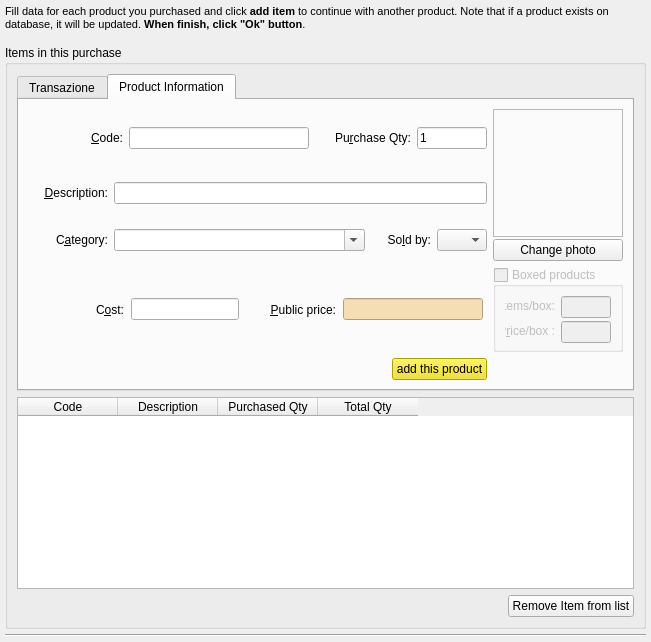
Old version of the form squeeze/src/ui/purchaseeditor.ui in the repository lastprimenumbers/lemonpos.
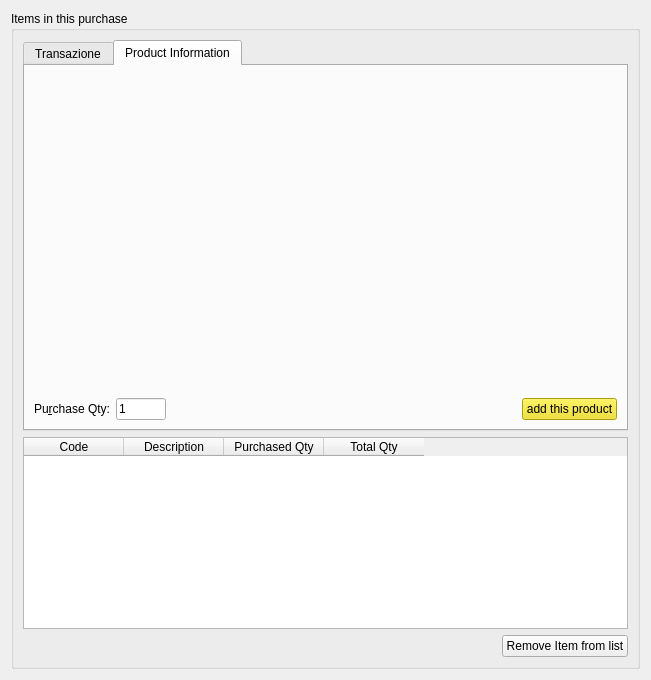
New version of the form. Custom widgets are drawn as their Qt base class.

Commit message:
Utilizzato widget producteditor in purchaseeditor. Semplificazione di purchaseeditor. Unificata compilazione di productinfo in ProductEditor::getProductInfo().
Migliorato ridimensionamento tabelle in clienteditor.
Aggiunto campo quantità in prodotti. Aggiornata finestra producteditor e purchaseeditor.
Rimosse tasse e punti dall'editor di prodotti.

Rimossi calcoli tasse in diversi punti.

```diff
--- a/squeeze/src/ui/purchaseeditor.ui
+++ b/squeeze/src/ui/purchaseeditor.ui
@@ -7,7 +7,7 @@
     <x>0</x>
     <y>0</y>
     <width>651</width>
-    <height>642</height>
+    <height>680</height>
    </rect>
   </property>
   <property name="sizePolicy">
@@ -18,13 +18,13 @@
   </property>
   <property name="minimumSize">
    <size>
-    <width>600</width>
-    <height>400</height>
-   </size>
-  </property>
-  <property name="maximumSize">
-   <size>
     <width>651</width>
+    <height>600</height>
+   </size>
+  </property>
+  <property name="maximumSize">
+   <size>
+    <width>16777215</width>
     <height>16777215</height>
    </size>
   </property>
@@ -38,57 +38,6 @@
    <string>Purchase</string>
   </property>
   <layout class="QVBoxLayout" name="verticalLayout_2">
-   <property name="spacing">
-    <number>5</number>
-   </property>
-   <property name="margin">
-    <number>5</number>
-   </property>
-   <item>
-    <widget class="QLabel" name="label">
-     <property name="sizePolicy">
-      <sizepolicy hsizetype="Minimum" vsizetype="Expanding">
-       <horstretch>0</horstretch>
-       <verstretch>0</verstretch>
-      </sizepolicy>
-     </property>
-     <property name="minimumSize">
-      <size>
-       <width>0</width>
-       <height>35</height>
-      </size>
-     </property>
-     <property name="maximumSize">
-      <size>
-       <width>16777215</width>
-       <height>35</height>
-      </size>
-     </property>
-     <property name="baseSize">
-      <size>
-       <width>0</width>
-       <height>0</height>
-      </size>
-     </property>
-     <property name="text">
-      <string>&lt;!DOCTYPE HTML PUBLIC &quot;-//W3C//DTD HTML 4.0//EN&quot; &quot;http://www.w3.org/TR/REC-html40/strict.dtd&quot;&gt;
-&lt;html&gt;&lt;head&gt;&lt;meta name=&quot;qrichtext&quot; content=&quot;1&quot; /&gt;&lt;style type=&quot;text/css&quot;&gt;
-p, li { white-space: pre-wrap; }
-&lt;/style&gt;&lt;/head&gt;&lt;body style=&quot; font-family:'Lucida Grande'; font-size:8pt; font-weight:400; font-style:normal;&quot;&gt;
-&lt;p style=&quot; margin-top:12px; margin-bottom:12px; margin-left:0px; margin-right:0px; -qt-block-indent:0; text-indent:0px;&quot;&gt;Fill data for each product you purchased and click &lt;span style=&quot; font-weight:600;&quot;&gt;add item&lt;/span&gt; to continue with another product. Note that if a product exists on database, it will be updated. &lt;span style=&quot; font-weight:600;&quot;&gt;When finish, click &quot;Ok&quot; button&lt;/span&gt;.&lt;/p&gt;
-&lt;p style=&quot;-qt-paragraph-type:empty; margin-top:12px; margin-bottom:12px; margin-left:0px; margin-right:0px; -qt-block-indent:0; text-indent:0px;&quot;&gt;&lt;/p&gt;&lt;/body&gt;&lt;/html&gt;</string>
-     </property>
-     <property name="alignment">
-      <set>Qt::AlignLeading|Qt::AlignLeft|Qt::AlignTop</set>
-     </property>
-     <property name="wordWrap">
-      <bool>true</bool>
-     </property>
-     <property name="indent">
-      <number>0</number>
-     </property>
-    </widget>
-   </item>
    <item>
     <widget class="QGroupBox" name="groupBox">
      <property name="title">
@@ -97,6 +46,12 @@
      <layout class="QVBoxLayout" name="verticalLayout">
       <item>
        <widget class="QTabWidget" name="tabWidget">
+        <property name="sizePolicy">
+         <sizepolicy hsizetype="MinimumExpanding" vsizetype="MinimumExpanding">
+          <horstretch>0</horstretch>
+          <verstretch>0</verstretch>
+         </sizepolicy>
+        </property>
         <property name="currentIndex">
          <number>1</number>
         </property>
@@ -212,281 +167,8 @@
           <string>Product Information</string>
          </attribute>
          <layout class="QGridLayout" name="gridLayout">
-          <item row="0" column="1" rowspan="3">
-           <layout class="QVBoxLayout" name="_7">
-            <property name="spacing">
-             <number>2</number>
-            </property>
-            <item>
-             <widget class="QLabel" name="labelPhoto">
-              <property name="sizePolicy">
-               <sizepolicy hsizetype="Minimum" vsizetype="Minimum">
-                <horstretch>0</horstretch>
-                <verstretch>0</verstretch>
-               </sizepolicy>
-              </property>
-              <property name="minimumSize">
-               <size>
-                <width>128</width>
-                <height>128</height>
-               </size>
-              </property>
-              <property name="frameShape">
-               <enum>QFrame::StyledPanel</enum>
-              </property>
-              <property name="frameShadow">
-               <enum>QFrame::Sunken</enum>
-              </property>
-              <property name="text">
-               <string/>
-              </property>
-              <property name="alignment">
-               <set>Qt::AlignCenter</set>
-              </property>
-             </widget>
-            </item>
-            <item>
-             <widget class="QPushButton" name="btnPhoto">
-              <property name="sizePolicy">
-               <sizepolicy hsizetype="Minimum" vsizetype="Fixed">
-                <horstretch>0</horstretch>
-                <verstretch>0</verstretch>
-               </sizepolicy>
-              </property>
-              <property name="text">
-               <string>Change photo</string>
-              </property>
-             </widget>
-            </item>
-           </layout>
-          </item>
-          <item row="2" column="0">
-           <layout class="QHBoxLayout" name="horizontalLayout_4">
-            <item>
-             <widget class="QLabel" name="label_8">
-              <property name="sizePolicy">
-               <sizepolicy hsizetype="Minimum" vsizetype="Preferred">
-                <horstretch>0</horstretch>
-                <verstretch>0</verstretch>
-               </sizepolicy>
-              </property>
-              <property name="minimumSize">
-               <size>
-                <width>80</width>
-                <height>0</height>
-               </size>
-              </property>
-              <property name="maximumSize">
-               <size>
-                <width>95</width>
-                <height>16777215</height>
-               </size>
-              </property>
-              <property name="layoutDirection">
-               <enum>Qt::LeftToRight</enum>
-              </property>
-              <property name="text">
-               <string>C&amp;ategory:</string>
-              </property>
-              <property name="alignment">
-               <set>Qt::AlignRight|Qt::AlignTrailing|Qt::AlignVCenter</set>
-              </property>
-              <property name="buddy">
-               <cstring>categoriesCombo</cstring>
-              </property>
-             </widget>
-            </item>
-            <item>
-             <widget class="QComboBox" name="categoriesCombo">
-              <property name="sizePolicy">
-               <sizepolicy hsizetype="Expanding" vsizetype="Fixed">
-                <horstretch>0</horstretch>
-                <verstretch>0</verstretch>
-               </sizepolicy>
-              </property>
-              <property name="font">
-               <font>
-                <pointsize>8</pointsize>
-               </font>
-              </property>
-              <property name="editable">
-               <bool>true</bool>
-              </property>
-              <property name="insertPolicy">
-               <enum>QComboBox::NoInsert</enum>
-              </property>
-              <property name="sizeAdjustPolicy">
-               <enum>QComboBox::AdjustToContents</enum>
-              </property>
-             </widget>
-            </item>
-            <item>
-             <widget class="QLabel" name="label_17">
-              <property name="sizePolicy">
-               <sizepolicy hsizetype="Minimum" vsizetype="Preferred">
-                <horstretch>0</horstretch>
-                <verstretch>0</verstretch>
-               </sizepolicy>
-              </property>
-              <property name="minimumSize">
-               <size>
-                <width>60</width>
-                <height>0</height>
-               </size>
-              </property>
-              <property name="maximumSize">
-               <size>
-                <width>95</width>
-                <height>16777215</height>
-               </size>
-              </property>
-              <property name="layoutDirection">
-               <enum>Qt::LeftToRight</enum>
-              </property>
-              <property name="text">
-               <string>So&amp;ld by:</string>
-              </property>
-              <property name="alignment">
-               <set>Qt::AlignRight|Qt::AlignTrailing|Qt::AlignVCenter</set>
-              </property>
-              <property name="buddy">
-               <cstring>measuresCombo</cstring>
-              </property>
-             </widget>
-            </item>
-            <item>
-             <widget class="QComboBox" name="measuresCombo">
-              <property name="sizePolicy">
-               <sizepolicy hsizetype="Minimum" vsizetype="Fixed">
-                <horstretch>0</horstretch>
-                <verstretch>0</verstretch>
-               </sizepolicy>
-              </property>
-              <property name="minimumSize">
-               <size>
-                <width>0</width>
-                <height>0</height>
-               </size>
-              </property>
-              <property name="maximumSize">
-               <size>
-                <width>50</width>
-                <height>16777215</height>
-               </size>
-              </property>
-              <property name="currentIndex">
-               <number>-1</number>
-              </property>
-             </widget>
-            </item>
-           </layout>
-          </item>
           <item row="1" column="0">
-           <layout class="QHBoxLayout" name="horizontalLayout_6">
-            <item>
-             <widget class="QLabel" name="label_16">
-              <property name="sizePolicy">
-               <sizepolicy hsizetype="Minimum" vsizetype="Preferred">
-                <horstretch>0</horstretch>
-                <verstretch>0</verstretch>
-               </sizepolicy>
-              </property>
-              <property name="minimumSize">
-               <size>
-                <width>80</width>
-                <height>0</height>
-               </size>
-              </property>
-              <property name="maximumSize">
-               <size>
-                <width>95</width>
-                <height>16777215</height>
-               </size>
-              </property>
-              <property name="layoutDirection">
-               <enum>Qt::LeftToRight</enum>
-              </property>
-              <property name="text">
-               <string>&amp;Description:</string>
-              </property>
-              <property name="alignment">
-               <set>Qt::AlignRight|Qt::AlignTrailing|Qt::AlignVCenter</set>
-              </property>
-              <property name="buddy">
-               <cstring>editDesc</cstring>
-              </property>
-             </widget>
-            </item>
-            <item>
-             <widget class="QLineEdit" name="editDesc">
-              <property name="sizePolicy">
-               <sizepolicy hsizetype="MinimumExpanding" vsizetype="Fixed">
-                <horstretch>0</horstretch>
-                <verstretch>0</verstretch>
-               </sizepolicy>
-              </property>
-             </widget>
-            </item>
-           </layout>
-          </item>
-          <item row="0" column="0">
-           <layout class="QHBoxLayout" name="horizontalLayout_7">
-            <item>
-             <widget class="QLabel" name="label_5">
-              <property name="sizePolicy">
-               <sizepolicy hsizetype="Minimum" vsizetype="Preferred">
-                <horstretch>0</horstretch>
-                <verstretch>0</verstretch>
-               </sizepolicy>
-              </property>
-              <property name="minimumSize">
-               <size>
-                <width>0</width>
-                <height>0</height>
-               </size>
-              </property>
-              <property name="maximumSize">
-               <size>
-                <width>95</width>
-                <height>16777215</height>
-               </size>
-              </property>
-              <property name="layoutDirection">
-               <enum>Qt::LeftToRight</enum>
-              </property>
-              <property name="text">
-               <string>&amp;Code:</string>
-              </property>
-              <property name="alignment">
-               <set>Qt::AlignRight|Qt::AlignTrailing|Qt::AlignVCenter</set>
-              </property>
-              <property name="buddy">
-               <cstring>editCode</cstring>
-              </property>
-             </widget>
-            </item>
-            <item>
-             <widget class="QLineEdit" name="editCode">
-              <property name="sizePolicy">
-               <sizepolicy hsizetype="Maximum" vsizetype="Fixed">
-                <horstretch>0</horstretch>
-                <verstretch>0</verstretch>
-               </sizepolicy>
-              </property>
-              <property name="minimumSize">
-               <size>
-                <width>180</width>
-                <height>0</height>
-               </size>
-              </property>
-              <property name="maximumSize">
-               <size>
-                <width>200</width>
-                <height>16777215</height>
-               </size>
-              </property>
-             </widget>
-            </item>
+           <layout class="QHBoxLayout" name="horizontalLayout_2">
             <item>
              <widget class="QLabel" name="label_12">
               <property name="sizePolicy">
@@ -509,14 +191,14 @@
             <item>
              <widget class="QLineEdit" name="editQty">
               <property name="sizePolicy">
-               <sizepolicy hsizetype="Minimum" vsizetype="Fixed">
+               <sizepolicy hsizetype="MinimumExpanding" vsizetype="Fixed">
                 <horstretch>0</horstretch>
                 <verstretch>0</verstretch>
                </sizepolicy>
               </property>
               <property name="minimumSize">
                <size>
-                <width>20</width>
+                <width>50</width>
                 <height>0</height>
                </size>
               </property>
@@ -531,241 +213,6 @@
               </property>
              </widget>
             </item>
-           </layout>
-          </item>
-          <item row="3" column="0">
-           <layout class="QHBoxLayout" name="_6">
-            <item>
-             <widget class="QLabel" name="label_9">
-              <property name="sizePolicy">
-               <sizepolicy hsizetype="Minimum" vsizetype="Preferred">
-                <horstretch>0</horstretch>
-                <verstretch>0</verstretch>
-               </sizepolicy>
-              </property>
-              <property name="minimumSize">
-               <size>
-                <width>80</width>
-                <height>0</height>
-               </size>
-              </property>
-              <property name="maximumSize">
-               <size>
-                <width>95</width>
-                <height>16777215</height>
-               </size>
-              </property>
-              <property name="layoutDirection">
-               <enum>Qt::LeftToRight</enum>
-              </property>
-              <property name="text">
-               <string>C&amp;ost:</string>
-              </property>
-              <property name="alignment">
-               <set>Qt::AlignRight|Qt::AlignTrailing|Qt::AlignVCenter</set>
-              </property>
-              <property name="buddy">
-               <cstring>editCost</cstring>
-              </property>
-             </widget>
-            </item>
-            <item>
-             <widget class="QLineEdit" name="editCost">
-              <property name="sizePolicy">
-               <sizepolicy hsizetype="Maximum" vsizetype="Fixed">
-                <horstretch>0</horstretch>
-                <verstretch>0</verstretch>
-               </sizepolicy>
-              </property>
-              <property name="minimumSize">
-               <size>
-                <width>80</width>
-                <height>0</height>
-               </size>
-              </property>
-              <property name="maximumSize">
-               <size>
-                <width>16777215</width>
-                <height>16777215</height>
-               </size>
-              </property>
-             </widget>
-            </item>
-            <item>
-             <widget class="QLabel" name="label_13">
-              <property name="sizePolicy">
-               <sizepolicy hsizetype="Minimum" vsizetype="Preferred">
-                <horstretch>0</horstretch>
-                <verstretch>0</verstretch>
-               </sizepolicy>
-              </property>
-              <property name="maximumSize">
-               <size>
-                <width>90</width>
-                <height>16777215</height>
-               </size>
-              </property>
-              <property name="layoutDirection">
-               <enum>Qt::LeftToRight</enum>
-              </property>
-              <property name="text">
-               <string>&amp;Public price:</string>
-              </property>
-              <property name="alignment">
-               <set>Qt::AlignRight|Qt::AlignTrailing|Qt::AlignVCenter</set>
-              </property>
-              <property name="buddy">
-               <cstring>editFinalPrice</cstring>
-              </property>
-             </widget>
-            </item>
-            <item>
-             <widget class="QLineEdit" name="editFinalPrice">
-              <property name="sizePolicy">
-               <sizepolicy hsizetype="Maximum" vsizetype="Fixed">
-                <horstretch>0</horstretch>
-                <verstretch>0</verstretch>
-               </sizepolicy>
-              </property>
-              <property name="minimumSize">
-               <size>
-                <width>80</width>
-                <height>0</height>
-               </size>
-              </property>
-              <property name="maximumSize">
-               <size>
-                <width>140</width>
-                <height>16777215</height>
-               </size>
-              </property>
-              <property name="statusTip">
-               <string>Can be calculated with de + button</string>
-              </property>
-              <property name="styleSheet">
-               <string>background: wheat;</string>
-              </property>
-              <property name="readOnly">
-               <bool>false</bool>
-              </property>
-             </widget>
-            </item>
-           </layout>
-          </item>
-          <item row="3" column="1">
-           <widget class="QGroupBox" name="groupBoxedItem">
-            <property name="enabled">
-             <bool>false</bool>
-            </property>
-            <property name="sizePolicy">
-             <sizepolicy hsizetype="Minimum" vsizetype="Preferred">
-              <horstretch>0</horstretch>
-              <verstretch>0</verstretch>
-             </sizepolicy>
-            </property>
-            <property name="minimumSize">
-             <size>
-              <width>130</width>
-              <height>75</height>
-             </size>
-            </property>
-            <property name="maximumSize">
-             <size>
-              <width>140</width>
-              <height>85</height>
-             </size>
-            </property>
-            <property name="title">
-             <string>Boxed products</string>
-            </property>
-            <property name="checkable">
-             <bool>true</bool>
-            </property>
-            <property name="checked">
-             <bool>false</bool>
-            </property>
-            <layout class="QGridLayout" name="gridLayout_2">
-             <item row="0" column="0">
-              <widget class="QLabel" name="label_4">
-               <property name="sizePolicy">
-                <sizepolicy hsizetype="MinimumExpanding" vsizetype="Preferred">
-                 <horstretch>0</horstretch>
-                 <verstretch>0</verstretch>
-                </sizepolicy>
-               </property>
-               <property name="text">
-                <string>&amp;Items/box:</string>
-               </property>
-               <property name="alignment">
-                <set>Qt::AlignRight|Qt::AlignTrailing|Qt::AlignVCenter</set>
-               </property>
-               <property name="buddy">
-                <cstring>editItemsPerBox</cstring>
-               </property>
-              </widget>
-             </item>
-             <item row="0" column="1">
-              <widget class="QLineEdit" name="editItemsPerBox">
-               <property name="sizePolicy">
-                <sizepolicy hsizetype="Maximum" vsizetype="Fixed">
-                 <horstretch>0</horstretch>
-                 <verstretch>0</verstretch>
-                </sizepolicy>
-               </property>
-               <property name="minimumSize">
-                <size>
-                 <width>50</width>
-                 <height>22</height>
-                </size>
-               </property>
-               <property name="toolTip">
-                <string>Items per box</string>
-               </property>
-              </widget>
-             </item>
-             <item row="1" column="0">
-              <widget class="QLabel" name="label_7">
-               <property name="sizePolicy">
-                <sizepolicy hsizetype="MinimumExpanding" vsizetype="Preferred">
-                 <horstretch>0</horstretch>
-                 <verstretch>0</verstretch>
-                </sizepolicy>
-               </property>
-               <property name="text">
-                <string>P&amp;rice/box :</string>
-               </property>
-               <property name="alignment">
-                <set>Qt::AlignRight|Qt::AlignTrailing|Qt::AlignVCenter</set>
-               </property>
-               <property name="buddy">
-                <cstring>editPricePerBox</cstring>
-               </property>
-              </widget>
-             </item>
-             <item row="1" column="1">
-              <widget class="QLineEdit" name="editPricePerBox">
-               <property name="sizePolicy">
-                <sizepolicy hsizetype="Minimum" vsizetype="Fixed">
-                 <horstretch>0</horstretch>
-                 <verstretch>0</verstretch>
-                </sizepolicy>
-               </property>
-               <property name="minimumSize">
-                <size>
-                 <width>50</width>
-                 <height>22</height>
-                </size>
-               </property>
-               <property name="toolTip">
-                <string>Price per box</string>
-               </property>
-              </widget>
-             </item>
-            </layout>
-           </widget>
-          </item>
-          <item row="4" column="0">
-           <layout class="QHBoxLayout" name="horizontalLayout_2">
             <item>
              <spacer name="horizontalSpacer_2">
               <property name="orientation">
@@ -781,6 +228,12 @@
             </item>
             <item>
              <widget class="QPushButton" name="btnAddItem">
+              <property name="sizePolicy">
+               <sizepolicy hsizetype="Minimum" vsizetype="Fixed">
+                <horstretch>0</horstretch>
+                <verstretch>0</verstretch>
+               </sizepolicy>
+              </property>
               <property name="palette">
                <palette>
                 <active>
@@ -1149,6 +602,22 @@
             </item>
            </layout>
           </item>
+          <item row="0" column="0">
+           <widget class="ProductEditor" name="p" native="true">
+            <property name="sizePolicy">
+             <sizepolicy hsizetype="Preferred" vsizetype="Expanding">
+              <horstretch>0</horstretch>
+              <verstretch>0</verstretch>
+             </sizepolicy>
+            </property>
+            <property name="minimumSize">
+             <size>
+              <width>0</width>
+              <height>260</height>
+             </size>
+            </property>
+           </widget>
+          </item>
          </layout>
         </widget>
        </widget>
@@ -1219,13 +688,6 @@
      </layout>
     </widget>
    </item>
-   <item>
-    <widget class="Line" name="line_2">
-     <property name="orientation">
-      <enum>Qt::Horizontal</enum>
-     </property>
-    </widget>
-   </item>
   </layout>
  </widget>
  <customwidgets>
@@ -1240,6 +702,12 @@
    <header>searchcode.h</header>
    <container>1</container>
   </customwidget>
+  <customwidget>
+   <class>ProductEditor</class>
+   <extends>QWidget</extends>
+   <header>producteditor.h</header>
+   <container>1</container>
+  </customwidget>
  </customwidgets>
  <tabstops>
   <tabstop>editFinalPrice</tabstop>
```
Left out of the diff: 4 changed lines with no effect on the pictures. The commit also changes 10 other files.
